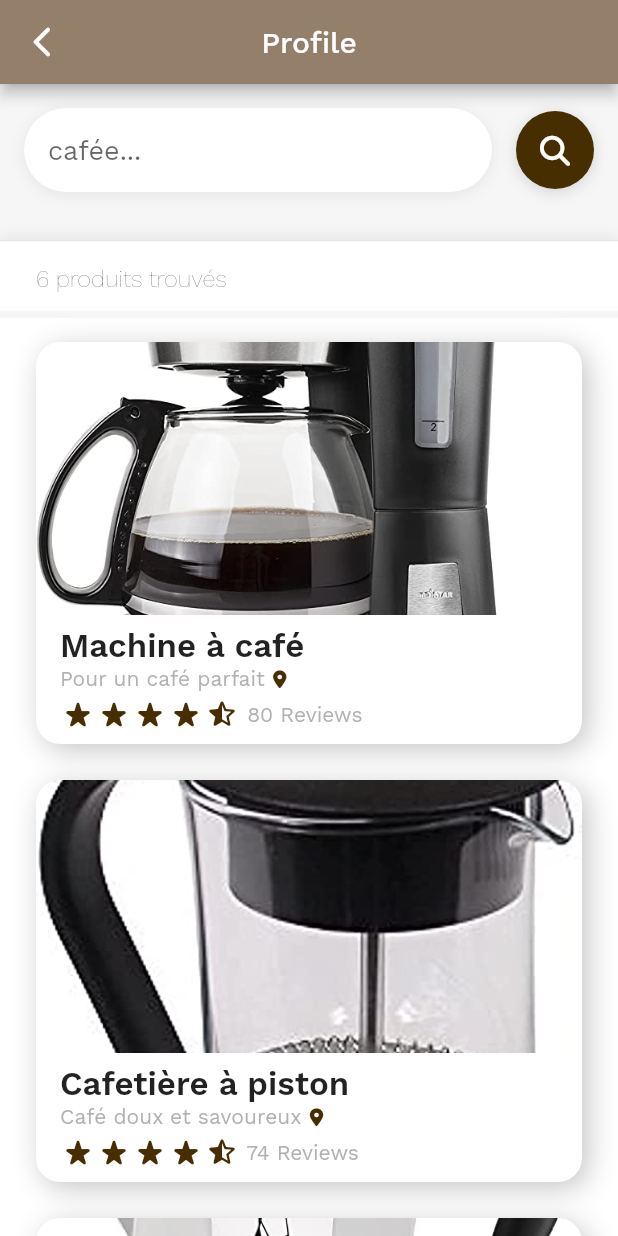
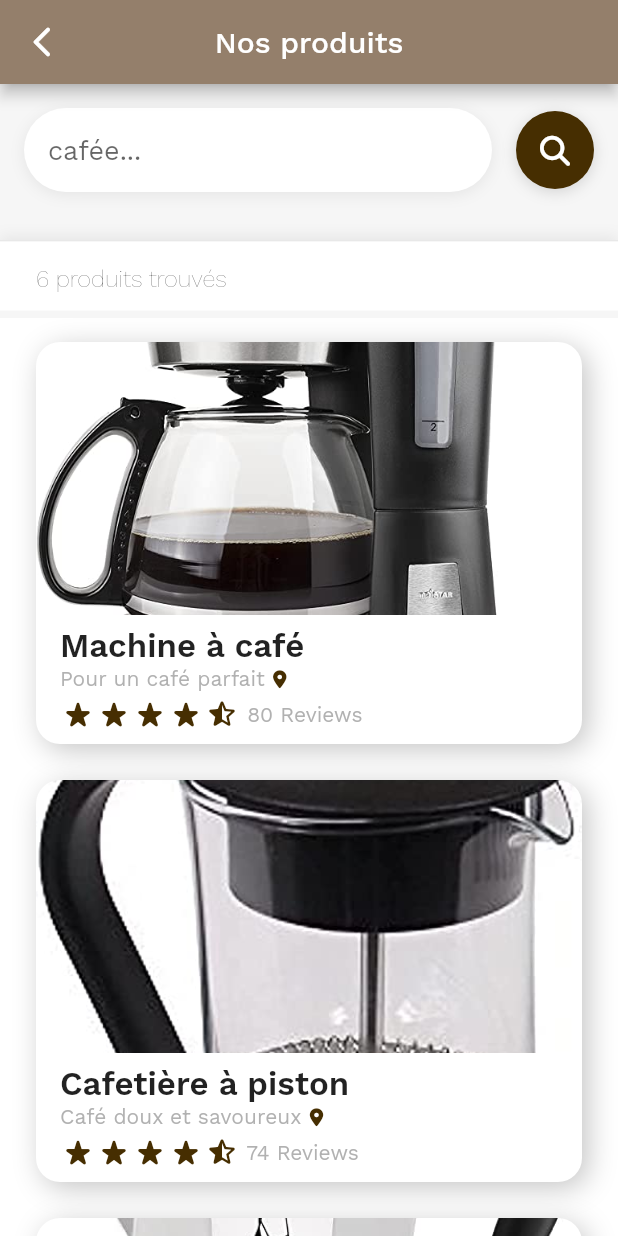
Before and after one commit to Karine-Benhaimi/flutter_project, a Flutter app: the ProductsHomeScreen screen opened directly, on a phone screen of 412 x 824 dp. Run offline on Flutter 3.47's test engine with Material 2 defaults, Android fonts, the phone set to English and light mode, and no system bars; drawn by our look-alikes of flutter_rating_bar; our stand-ins replace font_awesome_flutter.

Commit message:
produit page

```diff
--- a/flutter_app/lib/products/products_home_screen.dart
+++ b/flutter_app/lib/products/products_home_screen.dart
@@ -43,7 +43,7 @@ class _ProductsHomeScreenState extends State<ProductsHomeScreen>
       child: Container(
         child: Scaffold(
           appBar: AppBar(
-            title: Text('Profile'),
+            title: Text('Nos produits'),
             backgroundColor: Color(0xFF947F6B), // set app bar color to a darker coffee color
           ),
           body: Stack(
```
